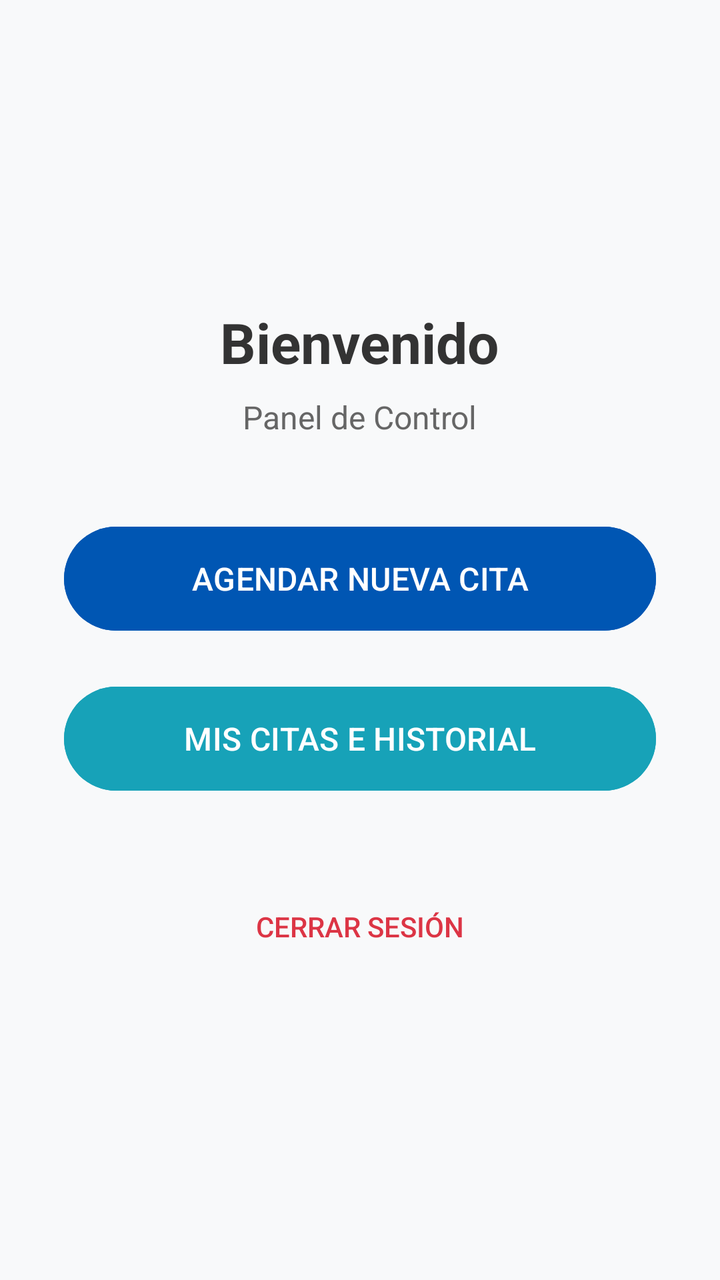
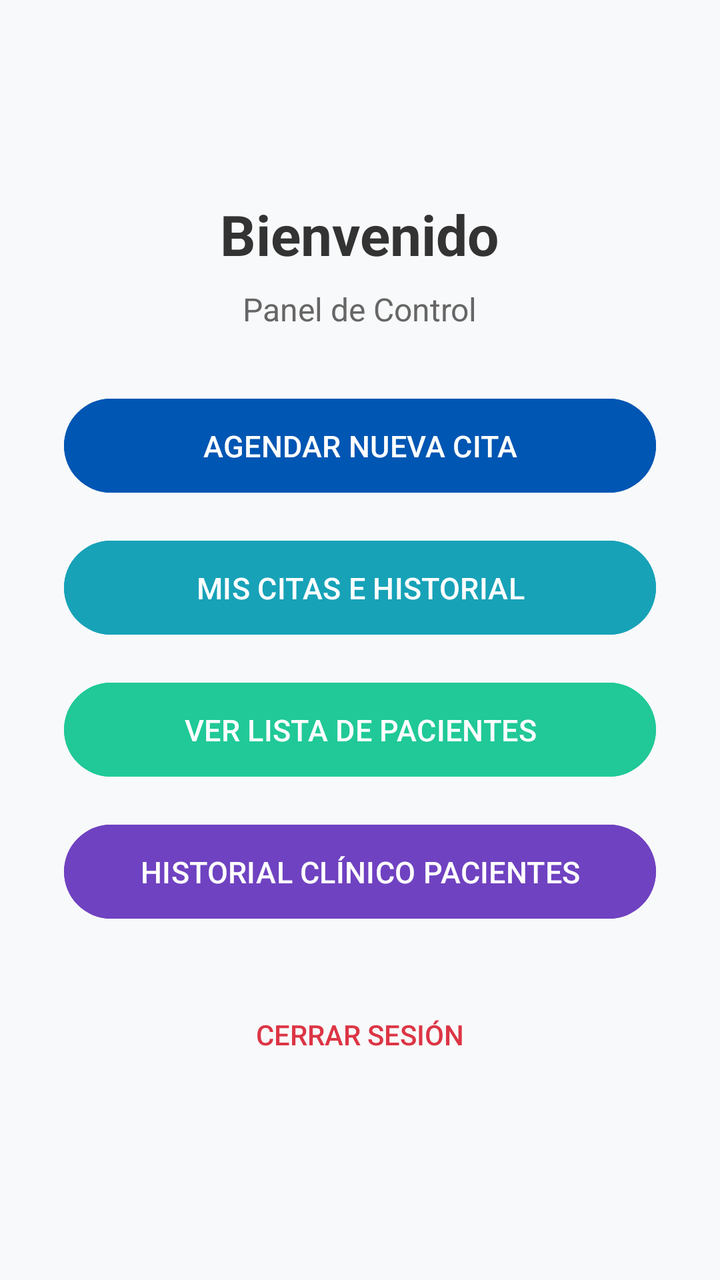

The first picture is an Android layout as it rendered before a commit; the second is the same layout after the commit. The layout source and the unified diff follow.
<!-- AndroidManifest.xml: application theme Theme.Proyecto_integrador -->
<!-- res/layout/activity_main.xml -->
<?xml version="1.0" encoding="utf-8"?>
<LinearLayout xmlns:android="http://schemas.android.com/apk/res/android"
    android:layout_width="match_parent"
    android:layout_height="match_parent"
    android:orientation="vertical"
    android:padding="32dp"
    android:gravity="center"
    android:background="#F8F9FA">

    
    <TextView
        android:layout_width="wrap_content"
        android:layout_height="wrap_content"
        android:text="Bienvenido"
        android:textSize="28sp"
        android:textStyle="bold"
        android:textColor="#333333"
        android:layout_marginBottom="8dp"/>

    <TextView
        android:layout_width="wrap_content"
        android:layout_height="wrap_content"
        android:text="Panel de Control"
        android:textSize="16sp"
        android:textColor="#666666"
        android:layout_marginBottom="40dp"/>

    
    <Button
        android:id="@+id/btnAgendarCita"
        android:layout_width="match_parent"
        android:layout_height="60dp"
        android:text="AGENDAR NUEVA CITA"
        android:textSize="16sp"
        android:backgroundTint="#0056b3"
        android:layout_marginBottom="20dp"/>

    
    <Button
        android:id="@+id/btnVerHistorial"
        android:layout_width="match_parent"
        android:layout_height="60dp"
        android:text="MIS CITAS E HISTORIAL"
        android:textSize="16sp"
        android:backgroundTint="#17a2b8"
        android:layout_marginBottom="40dp"/>

    
    <Button
        android:id="@+id/btnCerrarSesion"
        android:layout_width="match_parent"
        android:layout_height="wrap_content"
        android:text="CERRAR SESIÓN"
        android:textColor="#dc3545"
        android:backgroundTint="#FFFFFF"
        style="?android:attr/borderlessButtonStyle"/>

</LinearLayout>
<!-- resources referenced by this layout -->
<resources>
  <style name="Theme.Proyecto_integrador" parent="Base.Theme.Proyecto_integrador" />
  <style name="Base.Theme.Proyecto_integrador" parent="Theme.Material3.DayNight.NoActionBar">
          
          
      </style>
</resources>

<!-- the commit's change to res/layout/activity_main.xml (unified diff, before → after) -->
@@ -23,27 +23,47 @@
         android:text="Panel de Control"
         android:textSize="16sp"
         android:textColor="#666666"
-        android:layout_marginBottom="40dp"/>
+        android:layout_marginBottom="30dp"/>
 
     
     <Button
         android:id="@+id/btnAgendarCita"
         android:layout_width="match_parent"
-        android:layout_height="60dp"
+        android:layout_height="55dp"
         android:text="AGENDAR NUEVA CITA"
-        android:textSize="16sp"
+        android:textSize="15sp"
         android:backgroundTint="#0056b3"
-        android:layout_marginBottom="20dp"/>
+        android:layout_marginBottom="16dp"/>
 
     
     <Button
         android:id="@+id/btnVerHistorial"
         android:layout_width="match_parent"
-        android:layout_height="60dp"
+        android:layout_height="55dp"
         android:text="MIS CITAS E HISTORIAL"
-        android:textSize="16sp"
+        android:textSize="15sp"
         android:backgroundTint="#17a2b8"
-        android:layout_marginBottom="40dp"/>
+        android:layout_marginBottom="16dp"/>
+
+    
+    <Button
+        android:id="@+id/btnVerPacientes"
+        android:layout_width="match_parent"
+        android:layout_height="55dp"
+        android:text="VER LISTA DE PACIENTES"
+        android:textSize="15sp"
+        android:backgroundTint="#20c997"
+        android:layout_marginBottom="16dp"/>
+
+    
+    <Button
+        android:id="@+id/btnHistorialClinico"
+        android:layout_width="match_parent"
+        android:layout_height="55dp"
+        android:text="HISTORIAL CLÍNICO PACIENTES"
+        android:textSize="15sp"
+        android:backgroundTint="#6f42c1"
+        android:layout_marginBottom="30dp"/>
 
     
     <Button
